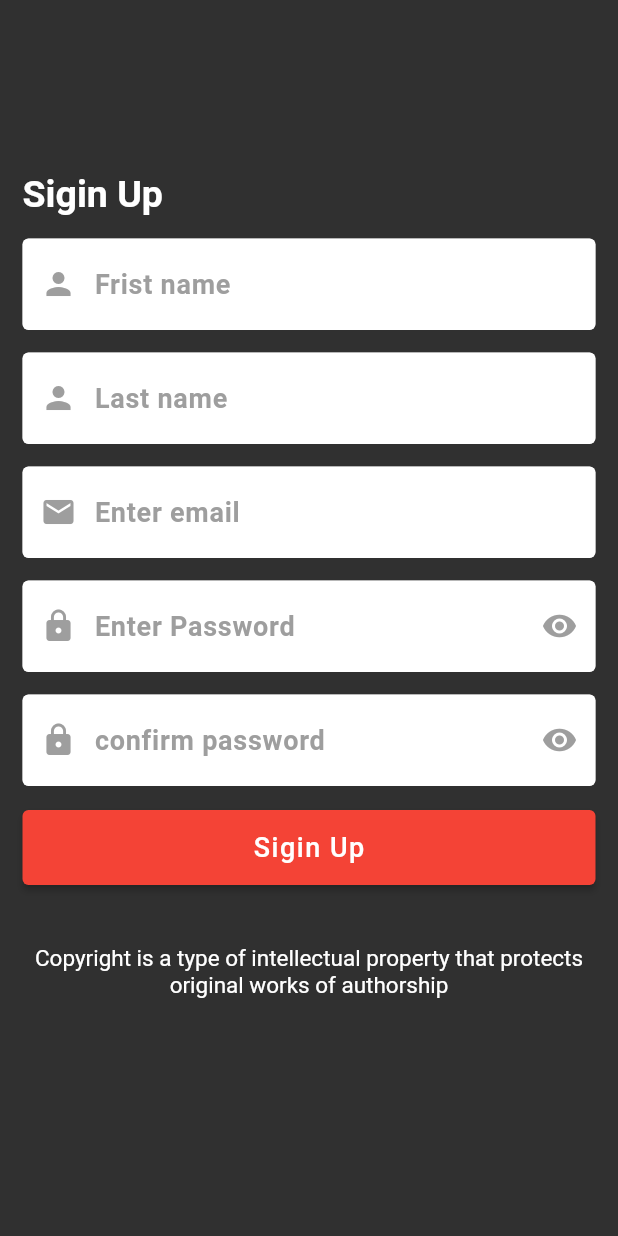
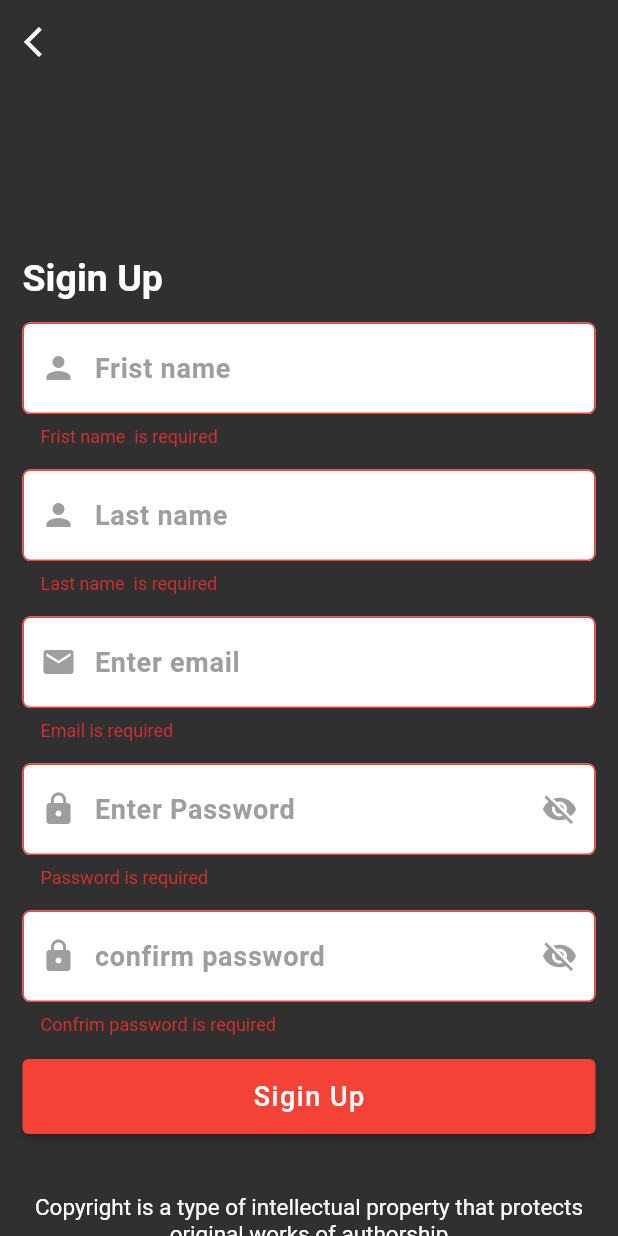
Before and after one commit to rowjoy/flutter_job_task_login_registration, a Flutter app: the SiginUpScreen screen opened directly, after a tap on "Sigin Up", on a phone screen of 412 x 824 dp. Run offline on Flutter 3.47's test engine with Material 2 defaults, Android fonts, the phone set to English and light mode, and no system bars; our stand-ins replace dio, get, get_storage; accounts and stored records are empty.

Commit message:
Complete sigin & siginUp

```diff
--- a/lib/app.dart
+++ b/lib/app.dart
@@ -1,9 +1,12 @@
+import 'package:chat_app/services/keys.dart';
+import 'package:chat_app/views/sigin_view.dart';
 import 'package:chat_app/views/splash_screens.dart';
 import 'package:flutter/material.dart';
 import 'package:get/get.dart';
+import 'package:get_storage/get_storage.dart';
 class MyApp extends StatelessWidget {
-  const MyApp({super.key});
-
+ MyApp({super.key});
+final box = GetStorage();
   @override
   Widget build(BuildContext context) {
     return GetMaterialApp(
@@ -11,7 +14,7 @@ class MyApp extends StatelessWidget {
       theme: ThemeData.dark() ,
       debugShowCheckedModeBanner: false,
       // ignore: prefer_const_constructors
-      home: SplashScreens(),
+      home: box.read(Keys.sessionId) != null ? SiginScreen() : SplashScreens(),
     );
   }
 }
--- a/lib/controller/sigin_up_controller.dart
+++ b/lib/controller/sigin_up_controller.dart
@@ -1,15 +1,19 @@
 import 'package:chat_app/core/utils/log.dart';
 import 'package:chat_app/models/sigin_up_model.dart';
 import 'package:chat_app/services/keys.dart';
+import 'package:chat_app/services/snack_bar.dart';
 import 'package:chat_app/services/strings.dart';
+import 'package:chat_app/views/sigin_view.dart';
 import 'package:get/get.dart';
 
 import 'package:dio/dio.dart';
 class SiginUpController extends GetxController {
   var dio = Dio();
-
+  var  newObscureText = true.obs;
+  var matchObscureText = true.obs;
+  var lodding = false.obs;
   Future siginUpPost ( SiginUpModel siginUpmodel )async{
-
+    lodding.value = true;
     try{
     final response =  await dio.post(Keys.baseUrl + Keys.siginUpUrl,
         data: siginUpmodel.toJson(),
@@ -19,8 +23,19 @@ class SiginUpController extends GetxController {
           },
         ),
       );
+     if(response.statusCode == 201){
+         lodding.value = false;
+        CustomSnackBar.showSucessSnackBar(snackPosition: SnackPosition.TOP, message: Strings.sucessTostsms,title: Strings.sucesstostTitle);
+        Get.off(()=>SiginScreen());
+     }
     } on DioError catch (e){
-      Logger(key: "Err", value: e.response!.data);
+       lodding.value = false;
+      CustomSnackBar.showErrorSnackBar(
+        snackPosition: SnackPosition.TOP,
+        message:  e.response!.data["error_description"],
+        title: Strings.badTitle,
+      );
+      Get.off(()=> SiginScreen());
     }
 
 
--- a/lib/main.dart
+++ b/lib/main.dart
@@ -1,6 +1,8 @@
 import 'package:chat_app/app.dart';
 import 'package:flutter/material.dart';
+import 'package:get_storage/get_storage.dart';
 
-void main() {
-  runApp(const MyApp());
+void main() async {
+  await GetStorage.init();
+  runApp( MyApp());
 }
--- a/lib/services/colors.dart
+++ b/lib/services/colors.dart
@@ -0,0 +1,12 @@
+import 'package:flutter/animation.dart';
+import 'package:flutter/material.dart';
+
+class AppColors {
+  static const Color redColor = Color(0xFFF44336);
+  static const Color whiteColor = Color(0xFFFFFFFF);
+  static const Color greyColor =  Color(0xFF9E9E9E);
+  static const Color sayGreyColor = Color(0xFF303030);
+  static const Color backColor = Color(0xFF000000);
+  static const Color greenColor = Color(0xFF11B42C);
+
+}
--- a/lib/services/keys.dart
+++ b/lib/services/keys.dart
@@ -3,4 +3,8 @@ class Keys {
   static String siginUrl = "consumer/login";
   static String siginUpUrl = "consumer/register";
   static String userProfileUrl = "consumer/";
+
+
+  static String sessionId = "session_id";
+  static String consumerUuid = "consumer_uuid";
 }
--- a/lib/services/strings.dart
+++ b/lib/services/strings.dart
@@ -1,4 +1,16 @@
 class Strings {
   static String copyright = "Copyright is a type of intellectual property that protects original works of authorship ";
   static String noteInfo = "Configuring a ButtonStyle directly makes it possible to very precisely control the button’s . For example, to override the default text and icon colors for a TextButton, as well as its overlay color,";
+  static String siginUp =  "Sigin Up";
+  static String sigin = "Sigin";
+  static String confirmPassword = "confirm password";
+  static String enterPassword = "Enter Password";
+  static String enterEmail = "Enter email";
+  static String lastName = "Last name";
+  static String fristName = "Frist name";
+  static String sucessTostsms = "Registration successfully completed 😁";
+  static String sucesstostTitle = "😁";
+  static String badTitle = "🥶";
+  static String badTostsms = "Something is wrong 🥶";
+  static String siginImagePath = "assets/images/login-screen.png";
 }
--- /dev/null
+++ b/lib/services/validation.dart
@@ -0,0 +1,44 @@
+import 'package:get/get.dart';
+
+class FieldValidation {
+
+  static String? passwordValidator(value){
+    if(value!.isEmpty){
+      return 'Password is required';
+    }else if(value.length <= 3){
+      return "Password must consistof 4 characters";
+    }
+    return null;
+  }
+
+
+
+  static String? confirmPasswordValidator(value, password, confrimPassword ){
+    if(value!.isEmpty){
+      return 'Confrim password is required';
+    }else if(password != confrimPassword){
+      return "Your password not match";
+    }
+    return null;
+  }
+
+
+  static String? emailValidator(value){
+    if(value!.isEmpty){
+      return 'Email is required';
+    }else if(!GetUtils.isEmail(value)){
+      return 'Email is not valid';
+    }
+    return null;
+  }
+
+  static  nameValidator ({required dynamic  value, required String data}){
+    if(value!.isEmpty){
+      return "$data  is required";
+    }else if(RegExp(r'[!@#<>?":_`~;[\]\\|=+)(*&^%0-9-]').hasMatch(value)){
+      return "Please enter valid name";
+    }else{
+      return null;
+    }
+  }
+}
--- a/lib/views/dashboard_view.dart
+++ b/lib/views/dashboard_view.dart
@@ -1,3 +1,5 @@
+// ignore_for_file: prefer_const_constructors
+
 import 'package:flutter/material.dart';
 class DashboardScreen extends StatefulWidget {
   const DashboardScreen({super.key});
@@ -9,6 +11,8 @@ class DashboardScreen extends StatefulWidget {
 class _DashboardScreenState extends State<DashboardScreen> {
   @override
   Widget build(BuildContext context) {
-    return Container();
+    return Scaffold(
+      body: SafeArea(child: Center(child: Text("Hello"),)),
+    );
   }
 }
--- a/lib/views/sigin_up_view.dart
+++ b/lib/views/sigin_up_view.dart
@@ -2,29 +2,28 @@
 
 import 'package:chat_app/controller/sigin_up_controller.dart';
 import 'package:chat_app/models/sigin_up_model.dart';
+import 'package:chat_app/services/colors.dart';
 import 'package:chat_app/services/text_edtor_value.dart';
+import 'package:chat_app/services/validation.dart';
+import 'package:chat_app/widgets/custom_app_bar.dart';
 import 'package:flutter/material.dart';
 import 'package:get/get.dart';
 
 import '../services/strings.dart';
 import '../widgets/customTextField.dart';
 import '../widgets/custombutton.dart';
-class SiginUpScreen extends StatefulWidget {
-  const SiginUpScreen({super.key});
-
-  @override
-  State<SiginUpScreen> createState() => _SiginUpScreenState();
-}
-class _SiginUpScreenState extends State<SiginUpScreen> {
-  bool  obscureText = false;
+class SiginUpScreen extends StatelessWidget {
+  SiginUpScreen({super.key});
   final SiginUpController _siginUpController = Get.put(SiginUpController());
   @override
   Widget build(BuildContext context) {
     return Scaffold(
+      appBar: CustomAppBar(),
       body: SingleChildScrollView(
-        reverse: true,
+        reverse: false,
         child: SafeArea(
           child: Form(
+            key: TextEditControllers.siginUpFormKey,
             child: Padding(
               padding: const EdgeInsets.all(15.0),
               child: Container(
@@ -34,9 +33,9 @@ class _SiginUpScreenState extends State<SiginUpScreen> {
                       // ignore: prefer_const_literals_to_create_immutables
                       children:  [
                           SizedBox(height: 100,),
-                          Text("Sigin Up",
+                          Text(Strings.siginUp,
                             style: const TextStyle(
-                              color: Colors.white,
+                              color: AppColors.whiteColor,
                               fontSize: 25,
                               fontWeight: FontWeight.bold,
                             ),
@@ -44,58 +43,62 @@ class _SiginUpScreenState extends State<SiginUpScreen> {
                           SizedBox(height: 15,),
                           CoustomTextFormField(
                             keyboardType: TextInputType.emailAddress,
-                            label: "Frist name",
-                            prefixIcon: Icon(Icons.person, color: Colors.grey,),
+                            label: Strings.fristName,
+                            prefixIcon: Icon(Icons.person, color: AppColors.greyColor,),
                             controller: TextEditControllers.fristNameController,
+                            validator: (value) => FieldValidation.nameValidator(value: value, data: Strings.fristName),
                           ),
                           SizedBox(height: 15,),
                           CoustomTextFormField(
                             keyboardType: TextInputType.emailAddress,
-                            label: "Last name",
-                            prefixIcon: Icon(Icons.person, color: Colors.grey,),
+                            label: Strings.lastName,
+                            prefixIcon: Icon(Icons.person, color: AppColors.greyColor,),
                             controller: TextEditControllers.lastNameController,
+                            validator: (value) => FieldValidation.nameValidator(value: value, data:  Strings.lastName) ,
                           ),
                           SizedBox(height: 15,),
                           CoustomTextFormField(
                             keyboardType: TextInputType.emailAddress,
-                            label: "Enter email",
-                            prefixIcon: Icon(Icons.email, color: Colors.grey,),
+                            label: Strings.enterEmail,
+                            prefixIcon: Icon(Icons.email, color: AppColors.greyColor,),
                             controller: TextEditControllers.emailController,
+                            validator: (value)=> FieldValidation.emailValidator(value),
                           ),
                           SizedBox(height: 15,),
+                         Obx(() =>(
                             CoustomTextFormField(
-                            label: "Enter Password",
-                            obscureText: obscureText,
-                            prefixIcon: Icon(Icons.lock,color: Colors.grey,),
+                              label: Strings.enterPassword,
+                              obscureText: _siginUpController.newObscureText.value,
+                              prefixIcon: Icon(Icons.lock,color: AppColors.greyColor,),
                               suffixIcon: InkWell(
                                 onTap: (){
-                                setState(() {
-                                  obscureText = !obscureText;
-                                });
+                                  _siginUpController.newObscureText.value = ! _siginUpController.newObscureText.value;
                                 },
-                              child: Icon( obscureText ? Icons.visibility_off : Icons.visibility,color: Colors.grey,),
+                                child: Icon(  _siginUpController.newObscureText.value ? Icons.visibility_off : Icons.visibility,color: AppColors.greyColor,),
                               ),
                               controller: TextEditControllers.passwordController,
-                          ),
+                              validator: (value) => FieldValidation.passwordValidator(value),
+                            )
+                          )),
                           SizedBox(height: 15,),
-                          CoustomTextFormField(
-                            label: "confirm password",
-                            obscureText: obscureText,
-                            prefixIcon: Icon(Icons.lock,color: Colors.grey,),
+                          Obx(()=>( CoustomTextFormField(
+                              label: Strings.confirmPassword,
+                              obscureText: _siginUpController.matchObscureText.value,
+                              prefixIcon: Icon(Icons.lock,color: AppColors.greyColor,),
                               suffixIcon: InkWell(
                                 onTap: (){
-                                setState(() {
-                                  obscureText = !obscureText;
-                                });
+                                  _siginUpController.matchObscureText.value = !_siginUpController.matchObscureText.value;
                                 },
-                              child: Icon( obscureText ? Icons.visibility_off : Icons.visibility,color: Colors.grey,),
+                                child: Icon(  _siginUpController.matchObscureText.value ? Icons.visibility_off : Icons.visibility,color: AppColors.greyColor,),
                               ),
                               controller: TextEditControllers.confirmController,
-                          ),
+                              validator: (value)=> FieldValidation.confirmPasswordValidator(value, TextEditControllers.passwordController.text , value),
+                            )
+                          )),
                           SizedBox(height: 16,),
-                          CustomButton(
+                           Obx(()=> _siginUpController.lodding.value  ?  Center(child: CircularProgressIndicator())  : CustomButton(
                               width: MediaQuery.of(context).size.width,
-                            label: "Sigin Up",
+                              label: Strings.siginUp,
                               onPressed:(){
                                var siginUpData = SiginUpModel(
                                   username: TextEditControllers.emailController.text,
@@ -106,12 +109,14 @@ class _SiginUpScreenState extends State<SiginUpScreen> {
                                     lastName: TextEditControllers.lastNameController.text,
                                   ),
                                );
-
+                              if(TextEditControllers.siginUpFormKey.currentState!.validate()){
+                                TextEditControllers.siginUpFormKey.currentState!.save();
                                 _siginUpController.siginUpPost(siginUpData);
-
+                              }
                               },
-                            labelColor: Colors.white,
-                            backgroundColor: Colors.red,
+                              labelColor: AppColors.whiteColor,
+                              backgroundColor: AppColors.redColor,
+                            ),
                           ),
                         SizedBox(height: 32,),
                         Padding(
--- /dev/null
+++ b/lib/widgets/custom_app_bar.dart
@@ -0,0 +1,34 @@
+
+// ignore_for_file: use_key_in_widget_constructors
+
+
+import 'package:chat_app/services/keys.dart';
+import 'package:flutter/material.dart';
+import 'package:get/get.dart';
+import 'package:get_storage/get_storage.dart';
+
+import '../services/colors.dart';
+class CustomAppBar extends StatelessWidget implements PreferredSizeWidget {
+
+  final double height;
+   CustomAppBar({
+    this.height = kToolbarHeight,
+  });
+
+  @override
+  Size get preferredSize => Size.fromHeight(height);
+      final box = GetStorage();
+  @override
+  Widget build(BuildContext context) {
+    return AppBar(
+        leading: box.read(Keys.sessionId) != null ? const SizedBox() : InkWell(
+          child: const Icon(Icons.arrow_back_ios,color: AppColors.whiteColor,),
+          onTap: (){
+            Get.back();
+          },
+        ),
+        elevation: 0,
+        backgroundColor: AppColors.sayGreyColor,
+      );
+  }
+}
--- a/lib/widgets/custombutton.dart
+++ b/lib/widgets/custombutton.dart
@@ -1,3 +1,4 @@
+import 'package:chat_app/services/colors.dart';
 import 'package:flutter/material.dart';
 class CustomButton extends StatelessWidget {
   final String label;
@@ -9,8 +10,8 @@ class CustomButton extends StatelessWidget {
     Key? key,
     required this.label,
     required this.onPressed,
-    this.backgroundColor = Colors.white,
-    this.labelColor = Colors.black,
+    this.backgroundColor = AppColors.whiteColor,
+    this.labelColor = AppColors.backColor,
     this.width ,
   }) : super(key: key);
 
--- a/lib/widgets/customtextfield.dart
+++ b/lib/widgets/customtextfield.dart
@@ -1,5 +1,6 @@
 // ignore_for_file: prefer_const_constructors
 
+import 'package:chat_app/services/colors.dart';
 import 'package:flutter/material.dart';
 class CoustomTextFormField extends StatelessWidget {
   final String label;
@@ -8,6 +9,7 @@ class CoustomTextFormField extends StatelessWidget {
   final Widget? suffixIcon;
   final Widget? prefixIcon;
   final bool  obscureText ;
+  final String? Function(String?)? validator;
   const CoustomTextFormField({
     Key? key,
     required this.label,
@@ -16,6 +18,7 @@ class CoustomTextFormField extends StatelessWidget {
     this.suffixIcon,
     this.prefixIcon,
     this.obscureText = false,
+    this.validator,
 
   }) : super(key: key);
 
@@ -26,31 +29,33 @@ class CoustomTextFormField extends StatelessWidget {
       obscureText: obscureText ,
       keyboardType: keyboardType,
       style: TextStyle(
-        color: Colors.black,
+        color: AppColors.backColor,
         fontSize: 18,
         fontWeight: FontWeight.w600,
         letterSpacing: 0.5,
       ),
+      validator: validator,
+      autovalidateMode:AutovalidateMode.onUserInteraction,
       decoration: InputDecoration(
         prefixIcon: prefixIcon,
         suffixIcon: suffixIcon,
         // ignore: unnecessary_string_interpolations
         hintText: "$label",
         hintStyle: TextStyle(
-          color: Colors.grey,
+          color: AppColors.greyColor,
         ),
         border: OutlineInputBorder(),
-        fillColor: Colors.white,
+        fillColor: AppColors.whiteColor,
         filled: true,
         errorBorder: OutlineInputBorder(
           borderSide: BorderSide(
-            color: Colors.red,
+            color: AppColors.redColor,
           ),
           borderRadius: BorderRadius.circular(5),
         ),
         focusedBorder: OutlineInputBorder(
           borderSide: BorderSide(
-            color: Colors.white,
+            color: AppColors.whiteColor,
             width: 2,
           ),
           borderRadius: BorderRadius.circular(5),
--- a/pubspec.yaml
+++ b/pubspec.yaml
@@ -39,6 +39,7 @@ dependencies:
   flutter_svg: ^1.1.6
   get: ^4.6.5
   dio: ^5.0.0
+  get_storage: ^2.0.3
 
 dev_dependencies:
   flutter_test:
```
Also changed, not shown: lib/controller/sigin_controller.dart (+22 -1 lines), lib/controller/splash_screen_controller.dart (added, +12 -0 lines), lib/services/snack_bar.dart (added, +28 -0 lines), lib/views/sigin_view.dart (+34 -38 lines), lib/views/splash_screens.dart (+16 -32 lines), lib/core/utils/validator.dart (deleted), pubspec.lock, 1 other file. Lines whose indentation alone changed are shown as unchanged.
